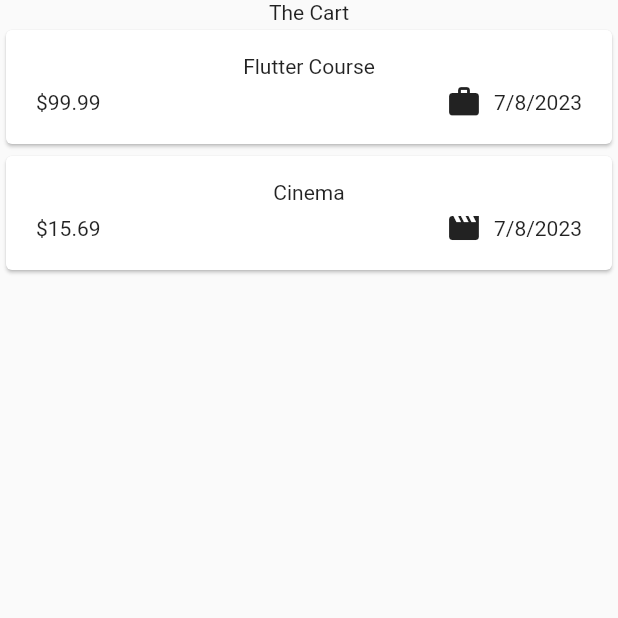
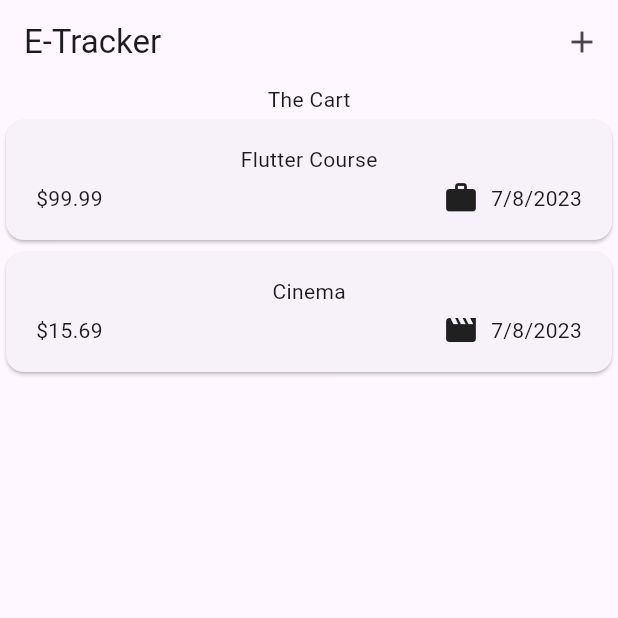
Before and after one commit to EshanDeSilva/expenses-tracker, a Flutter app: the screen it shows after launch, on a phone screen of 412 x 824 dp, the top half of it. Run offline on Flutter 3.47's test engine with Material 2 defaults, Android fonts, the phone set to English and light mode, and no system bars.

Commit message:
app bar added

```diff
--- a/lib/main.dart
+++ b/lib/main.dart
@@ -3,8 +3,9 @@ import 'package:flutter/material.dart';
 
 void main() {
   runApp(
-    const MaterialApp(
-      home: Expenses(),
+    MaterialApp(
+      theme: ThemeData(useMaterial3: true),
+      home: const Expenses(),
     ),
   );
 }
--- a/lib/widget/expenses.dart
+++ b/lib/widget/expenses.dart
@@ -27,9 +27,19 @@ class _ExpensesState extends State<Expenses> {
     ),
   ];
 
+  void _openAddExpenseOverlay() {
+
+  }
+
   @override
   Widget build(BuildContext context) {
     return Scaffold(
+      appBar: AppBar(
+        title: const Text('E-Tracker'),
+        actions: [
+          IconButton(onPressed: _openAddExpenseOverlay, icon: const Icon(Icons.add)),
+        ],
+      ),
       body: Column(
         children: [
           const Text('The Cart'),
```
